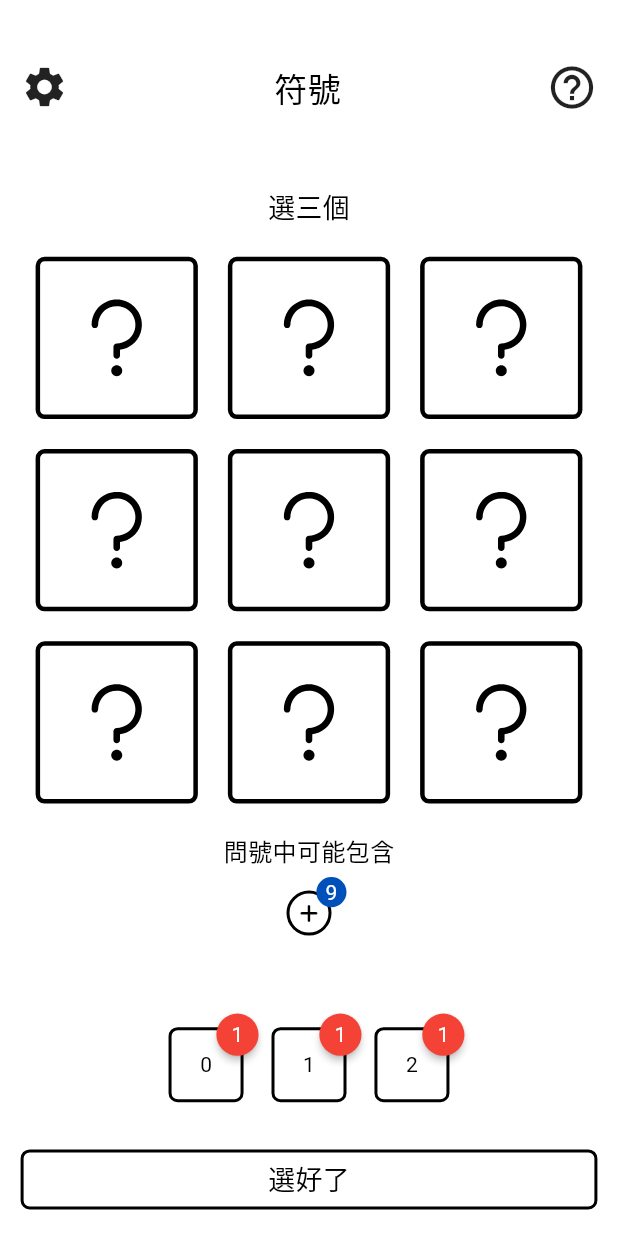
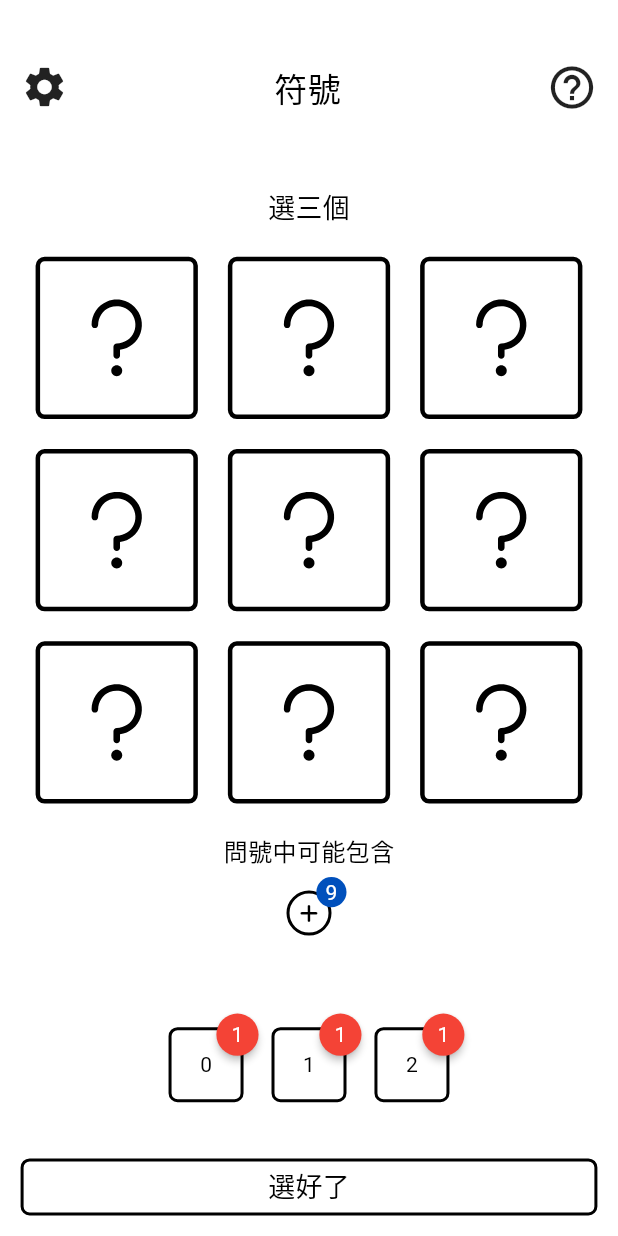
Before and after one commit to JohnsonHuang555/math_game, a Flutter app: the PlaySessionScreen screen opened by its route, on a phone screen of 412 x 824 dp. Run offline on Flutter 3.47's test engine with Material 3 defaults, Android fonts, the phone set to English and light mode, and no system bars; drawn by our look-alikes of badges, zoom_tap_animation; our stand-ins replace audioplayers, cloud_firestore, firebase_core, firebase_crashlytics, flutter_dotenv, flutter_staggered_animations and 7 more; missing offline and left inert: function_tree, material_dialogs; accounts and stored records are empty; project files that could hold a hidden picture were left out.

Commit message:
add basic animations

```diff
--- a/lib/components/basic_button.dart
+++ b/lib/components/basic_button.dart
@@ -2,11 +2,14 @@ import 'dart:async';
 
 import 'package:flutter/material.dart';
 import 'package:provider/provider.dart';
+import 'package:zoom_tap_animation/zoom_tap_animation.dart';
 
 import '../style/palette.dart';
 
 // ignore: must_be_immutable
 class BasicButton extends StatefulWidget {
+  final Color? bgColor;
+  final double? padding;
   final Widget child;
   final VoidCallback? onPressed;
   BasicButton({
@@ -14,6 +17,8 @@ class BasicButton extends StatefulWidget {
     required this.child,
     required this.onPressed,
     this.interval = 1000,
+    this.bgColor,
+    this.padding,
   });
   int interval;
 
@@ -27,7 +32,8 @@ class _BasicButtonState extends State<BasicButton> {
   late Timer _timer;
 
   _startTimer() {
-    _timer = Timer(Duration(milliseconds: widget.interval), () => isClicked = false);
+    _timer =
+        Timer(Duration(milliseconds: widget.interval), () => isClicked = false);
   }
 
   @override
@@ -36,21 +42,30 @@ class _BasicButtonState extends State<BasicButton> {
 
     return SizedBox(
       width: double.infinity,
-      child: OutlinedButton(
-        onPressed: () {
+      child: ZoomTapAnimation(
+        onTap: () {
           if (isClicked == false) {
             _startTimer();
             widget.onPressed!();
             isClicked = true;
           }
         },
-        style: OutlinedButton.styleFrom(
-          shape: RoundedRectangleBorder(
-            borderRadius: BorderRadius.all(Radius.circular(6)),
+        child: Container(
+          decoration: BoxDecoration(
+            border: Border.all(
+              width: 2,
+              color: palette.ink,
+            ),
+            borderRadius: BorderRadius.circular(6),
+            color: widget.bgColor ?? Colors.transparent,
           ),
-          side: BorderSide(width: 2, color: palette.ink),
+          child: Padding(
+            padding: EdgeInsets.all(widget.padding ?? 4.0),
+            child: Center(
+              child: widget.child,
+            ),
+          ),
         ),
-        child: widget.child,
       ),
     );
   }
--- a/lib/play_session/content_hint.dart
+++ b/lib/play_session/content_hint.dart
@@ -60,9 +60,11 @@ class ContentHint extends StatelessWidget {
   @override
   Widget build(BuildContext context) {
     final palette = context.read<Palette>();
-    double padding = 120;
+    double padding = 140;
 
-    if (containHintItems.length == 5) {
+    if (containHintItems.length <= 3) {
+      padding = 120;
+    } else if (containHintItems.length == 4) {
       padding = 100;
     } else if (containHintItems.length == 5) {
       padding = 90;
--- a/lib/play_session/game_board.dart
+++ b/lib/play_session/game_board.dart
@@ -2,6 +2,8 @@ import 'package:flutter/material.dart';
 import 'package:flutter/widgets.dart';
 import 'package:flutter_svg/flutter_svg.dart';
 import 'package:provider/provider.dart';
+import 'package:flutter_staggered_animations/flutter_staggered_animations.dart';
+import 'package:zoom_tap_animation/zoom_tap_animation.dart';
 
 import '../helpers/math_symbol.dart';
 import '../helpers/game_risk.dart';
@@ -25,7 +27,13 @@ class GameBoard extends StatelessWidget {
 
     return List.generate(9, (index) {
       final isChecked = checkIsAlreadySelected(selectedItems, index);
-      return GestureDetector(
+      return AnimationConfiguration.staggeredGrid(
+        position: index,
+        duration: const Duration(milliseconds: 375),
+        columnCount: 3,
+        child: ScaleAnimation(
+          child: FadeInAnimation(
+            child: ZoomTapAnimation(
               onTap: () {
                 onSelect(index);
               },
@@ -33,8 +41,7 @@ class GameBoard extends StatelessWidget {
                 decoration: BoxDecoration(
                   border: Border.all(
                     width: 3,
-              color:
-                  isChecked ? palette.selectedItem : palette.ink,
+                    color: isChecked ? palette.selectedItem : palette.ink,
                   ),
                   borderRadius: BorderRadius.circular(6),
                 ),
@@ -45,9 +52,10 @@ class GameBoard extends StatelessWidget {
                           'assets/icons/question.svg',
                           width: 70,
                           height: 70,
-                    color: isChecked
-                        ? palette.selectedItem
-                        : palette.ink,
+                          color: isChecked ? palette.selectedItem : palette.ink,
+                        ),
+                ),
+              ),
             ),
           ),
         ),
@@ -57,7 +65,8 @@ class GameBoard extends StatelessWidget {
 
   @override
   Widget build(BuildContext context) {
-    return GridView.count(
+    return AnimationLimiter(
+      child: GridView.count(
         crossAxisCount: 3, //決定每列數量
         childAspectRatio: 1,
         shrinkWrap: true,
@@ -66,6 +75,7 @@ class GameBoard extends StatelessWidget {
         crossAxisSpacing: 20,
         mainAxisSpacing: 20,
         children: getGameCard(context),
+      ),
     );
   }
 }
--- a/lib/player_progress/player_progress.dart
+++ b/lib/player_progress/player_progress.dart
@@ -101,7 +101,11 @@ class PlayerProgress extends ChangeNotifier {
 
   Future<bool> createNewPlayer(String name) async {
     const initScore = 100;
-    final player = <String, dynamic>{'name': name, 'score': initScore};
+    final player = <String, dynamic>{
+      'name': name,
+      'score': initScore,
+      'created_date': Timestamp.now(),
+    };
 
     try {
       final doc = await db.collection('players').add(player);
--- a/pubspec.yaml
+++ b/pubspec.yaml
@@ -33,6 +33,8 @@ dependencies:
   intl: ^0.19.0
   badges: ^3.1.2
   introduction_screen: ^3.1.14
+  flutter_staggered_animations: ^1.1.1
+  zoom_tap_animation: ^1.1.0
 
 dev_dependencies:
   flutter_lints: ^3.0.0
```
Also changed, not shown: lib/main.dart (+9 -10 lines), lib/main_menu/main_menu_screen.dart (+13 -4 lines), lib/play_session/play_session_screen.dart (+20 -15 lines), lib/play_session/session_step/step_combine_formula.dart (+29 -7 lines), pubspec.lock, 1 other file. Lines whose indentation alone changed are shown as unchanged.
